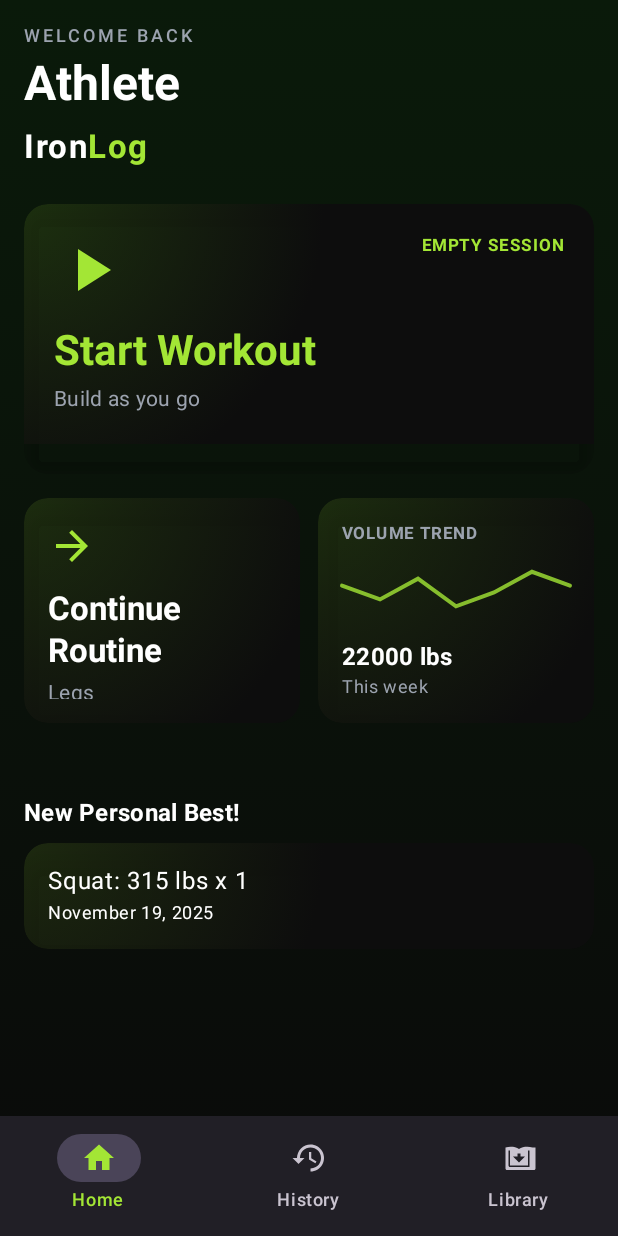
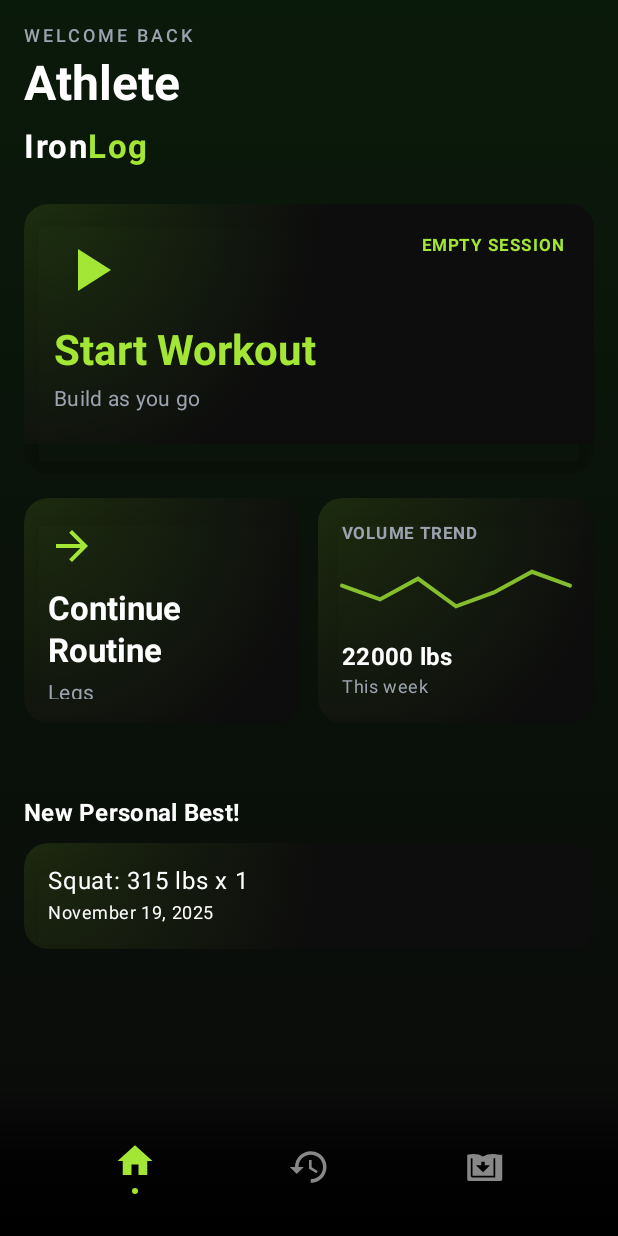
Before and after one commit to ricojamie/GymTime, an Android app built with Jetpack Compose: the screen it shows after launch (MainActivity), on a phone screen of 412 x 824 dp. Run offline under Robolectric (Android 15) with nearby library versions, the phone set to English and light mode, and no system bars; our stand-ins replace Dagger/Hilt's generated code, Room's generated code.

Commit message:
feat: implement glass fade bottom navigation

```diff
--- a/app/src/main/java/com/example/gymtime/MainActivity.kt
+++ b/app/src/main/java/com/example/gymtime/MainActivity.kt
@@ -66,7 +66,6 @@ class MainActivity : ComponentActivity() {
                         val navController = rememberNavController()
                         Scaffold(
                             modifier = Modifier.fillMaxSize(),
-                            bottomBar = { BottomNavigationBar(navController = navController) },
                             containerColor = Color.Transparent
                         ) { innerPadding ->
                             NavHost(
@@ -102,6 +101,13 @@ class MainActivity : ComponentActivity() {
                                     com.example.gymtime.ui.exercise.ExerciseLoggingScreen(navController = navController)
                                 }
                             }
+                        }
+
+                        // Floating Navigation Bar
+                        Box(
+                            modifier = Modifier.align(Alignment.BottomCenter)
+                        ) {
+                            BottomNavigationBar(navController = navController)
                         }
                     }
                 }
--- a/app/src/main/java/com/example/gymtime/navigation/BottomNavigationBar.kt
+++ b/app/src/main/java/com/example/gymtime/navigation/BottomNavigationBar.kt
@@ -1,17 +1,36 @@
 package com.example.gymtime.navigation
 
-import com.example.gymtime.R
+import androidx.compose.foundation.background
+import androidx.compose.foundation.clickable
+import androidx.compose.foundation.interaction.MutableInteractionSource
+import androidx.compose.foundation.layout.Arrangement
+import androidx.compose.foundation.layout.Box
+import androidx.compose.foundation.layout.Column
+import androidx.compose.foundation.layout.Row
+import androidx.compose.foundation.layout.Spacer
+import androidx.compose.foundation.layout.WindowInsets
+import androidx.compose.foundation.layout.asPaddingValues
+import androidx.compose.foundation.layout.fillMaxWidth
+import androidx.compose.foundation.layout.height
+import androidx.compose.foundation.layout.navigationBars
+import androidx.compose.foundation.layout.padding
+import androidx.compose.foundation.layout.size
 import androidx.compose.material3.Icon
-import androidx.compose.material3.NavigationBar
-import androidx.compose.material3.NavigationBarItem
 import androidx.compose.material3.Text
 import androidx.compose.runtime.Composable
 import androidx.compose.runtime.getValue
+import androidx.compose.runtime.remember
+import androidx.compose.ui.Alignment
+import androidx.compose.ui.Modifier
+import androidx.compose.ui.graphics.Brush
+import androidx.compose.ui.graphics.Color
 import androidx.compose.ui.res.painterResource
+import androidx.compose.ui.text.font.FontWeight
+import androidx.compose.ui.unit.dp
+import androidx.compose.ui.unit.sp
 import androidx.navigation.NavController
 import androidx.navigation.compose.currentBackStackEntryAsState
-
-import androidx.compose.material3.NavigationBarItemDefaults
+import com.example.gymtime.R
 import com.example.gymtime.ui.theme.PrimaryAccent
 
 @Composable
@@ -21,26 +40,56 @@ fun BottomNavigationBar(navController: NavController) {
         Screen.History,
         Screen.Library
     )
-    NavigationBar {
+
     val navBackStackEntry by navController.currentBackStackEntryAsState()
     val currentRoute = navBackStackEntry?.destination?.route
+
+    Box(
+        modifier = Modifier
+            .fillMaxWidth()
+            .height(100.dp) // Taller to allow for smooth fade
+            .background(
+                brush = Brush.verticalGradient(
+                    colors = listOf(
+                        Color.Transparent,
+                        Color.Black.copy(alpha = 0.8f),
+                        Color.Black
+                    ),
+                    startY = 0f,
+                    endY = Float.POSITIVE_INFINITY
+                )
+            )
+    ) {
+        Row(
+            modifier = Modifier
+                .fillMaxWidth()
+                .align(Alignment.BottomCenter)
+                .padding(bottom = 16.dp), // Lift items up a bit
+            horizontalArrangement = Arrangement.SpaceEvenly,
+            verticalAlignment = Alignment.CenterVertically
+        ) {
             items.forEach { screen ->
-            NavigationBarItem(
-                icon = { Icon(painterResource(id = getIconForScreen(screen)), contentDescription = screen.route) },
-                label = { Text(text = screen.route.replaceFirstChar { it.uppercase() }) },
-                selected = currentRoute == screen.route,
-                onClick = {
+                val isSelected = currentRoute == screen.route
+                val color = if (isSelected) PrimaryAccent else Color.Gray
+
+                Column(
+                    horizontalAlignment = Alignment.CenterHorizontally,
+                    modifier = Modifier
+                        .clickable(
+                            interactionSource = remember { MutableInteractionSource() },
+                            indication = null // Remove ripple for cleaner look
+                        ) {
+                            if (screen == Screen.Home) {
                                 navController.navigate(screen.route) {
-                        if (screen == Screen.Home) {
-                            // For Home button: clear the entire back stack and go to Home
                                     popUpTo(navController.graph.startDestinationId) {
                                         inclusive = true
                                         saveState = false
                                     }
                                     launchSingleTop = true
                                     restoreState = false
+                                }
                             } else {
-                            // For other buttons: use standard navigation
+                                navController.navigate(screen.route) {
                                     popUpTo(navController.graph.startDestinationId) {
                                         saveState = true
                                     }
@@ -48,12 +97,26 @@ fun BottomNavigationBar(navController: NavController) {
                                     restoreState = true
                                 }
                             }
-                },
-                colors = NavigationBarItemDefaults.colors(
-                    selectedIconColor = PrimaryAccent,
-                    selectedTextColor = PrimaryAccent,
+                        }
+                        .padding(12.dp) // Touch target padding
+                ) {
+                    Icon(
+                        painter = painterResource(id = getIconForScreen(screen)),
+                        contentDescription = screen.route,
+                        tint = color,
+                        modifier = Modifier.size(28.dp)
                     )
+
+                    if (isSelected) {
+                        Spacer(modifier = Modifier.height(4.dp))
+                        Box(
+                            modifier = Modifier
+                                .size(4.dp)
+                                .background(PrimaryAccent, shape = androidx.compose.foundation.shape.CircleShape)
                         )
+                    }
+                }
+            }
         }
     }
 }
@@ -63,9 +126,9 @@ fun getIconForScreen(screen: Screen): Int {
         Screen.Home -> R.drawable.ic_home
         Screen.History -> R.drawable.ic_history
         Screen.Library -> R.drawable.ic_library
-        Screen.Workout -> R.drawable.ic_home // Not in bottom bar, but needs to be exhaustive
-        Screen.ExerciseSelection -> R.drawable.ic_home // Not in bottom bar
-        Screen.WorkoutResume -> R.drawable.ic_home // Not in bottom bar
-        Screen.ExerciseLogging -> R.drawable.ic_home // Not in bottom bar
+        Screen.Workout -> R.drawable.ic_home
+        Screen.ExerciseSelection -> R.drawable.ic_home
+        Screen.WorkoutResume -> R.drawable.ic_home
+        Screen.ExerciseLogging -> R.drawable.ic_home
     }
 }
```
Also changed, not shown: 12 other files. Lines whose indentation alone changed are shown as unchanged.
